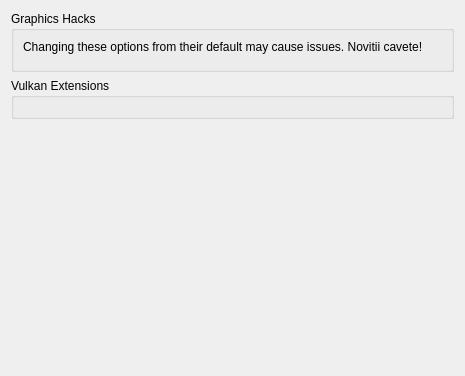
This is src/yuzu/configuration/configure_graphics_extensions.ui in QuincyForbes/Lichii as Qt 5 draws it before an edit. The edited form follows.
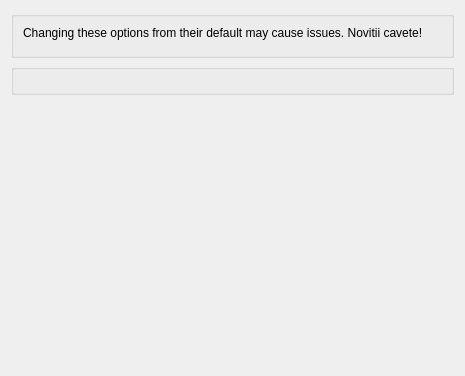
This is the edited form.

The edit to the form file:
```diff
--- a/src/yuzu/configuration/configure_graphics_extensions.ui
+++ b/src/yuzu/configuration/configure_graphics_extensions.ui
@@ -19,8 +19,8 @@
   <layout class="QVBoxLayout" name="verticalLayout_4">
    <item>
     <widget class="QGroupBox" name="hacks">
-     <property name="title">
-      <string>Graphics Hacks</string>
+     <property name="catalogueText" stdset="0">
+      <string notr="true">category.RendererHacks</string>
      </property>
      <layout class="QVBoxLayout" name="verticalLayout_6">
       <item>
@@ -58,8 +58,8 @@
     <layout class="QVBoxLayout" name="verticalLayout_2">
      <item>
       <widget class="QGroupBox" name="groupBox_1">
-       <property name="title">
-        <string>Vulkan Extensions</string>
+       <property name="catalogueText" stdset="0">
+        <string notr="true">category.RendererExtensions</string>
        </property>
        <layout class="QVBoxLayout" name="verticalLayout_3">
         <item>
```
